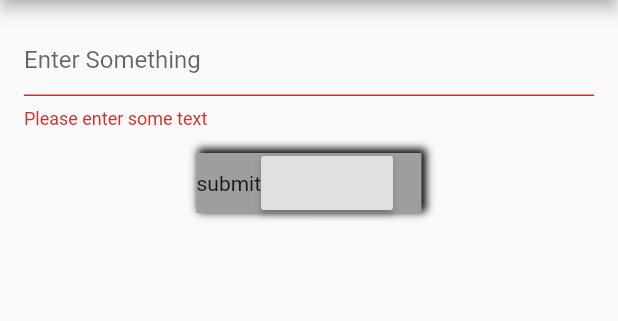
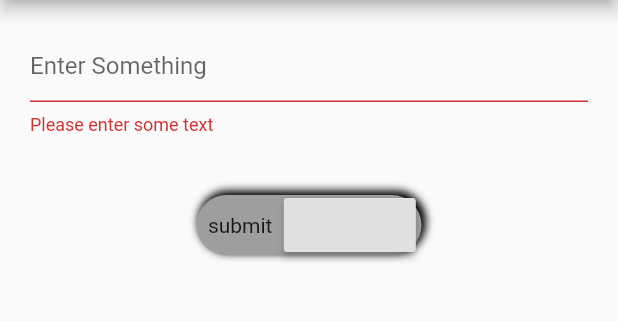
Before and after one commit to JulioRodriguezR/flutter-form, a Flutter app: the screen it shows after launch, after a tap on "submit", on a phone screen of 412 x 824 dp, the part 84-405 px from its top. Run offline on Flutter 3.47's test engine with Material 2 defaults, Android fonts, the phone set to English and light mode, and no system bars.

Commit message:
Add margin to custom button

```diff
--- a/lib/src/screens/myCustomForm.dart
+++ b/lib/src/screens/myCustomForm.dart
@@ -28,7 +28,7 @@ class MyCustomFormState extends State<MyCustomForm> {
           CustomRaisedButton(
             txt: Text('submit'),
             snackBar: Text('Processing Data'),
-            formKey: _formKey,
+            validator: _formKey,
             width: 150,
             height: 40,
             color: Colors.grey,
@@ -42,7 +42,7 @@ class MyCustomFormState extends State<MyCustomForm> {
 
 Widget allTextFieldWithMargin() {
   return Container(
-    margin: new EdgeInsets.all(16.0),
+    margin: new EdgeInsets.all(20.0),
     child: Column(
       children: <Widget>[
         new TextFormField(
--- a/lib/src/widgets/customRaisedButton.dart
+++ b/lib/src/widgets/customRaisedButton.dart
@@ -3,7 +3,7 @@ import 'package:flutter/material.dart';
 class CustomRaisedButton extends StatelessWidget {
   final Text txt;
   final Text snackBar;
-  final GlobalKey<FormState> formKey;
+  final GlobalKey<FormState> validator;
   final double width;
   final double height;
   final Color color;
@@ -15,7 +15,7 @@ class CustomRaisedButton extends StatelessWidget {
       {Key key,
       @required this.txt,
       @required this.snackBar,
-      @required this.formKey,
+      @required this.validator,
       @required this.width,
       @required this.height,
       @required this.color,
@@ -31,8 +31,15 @@ class CustomRaisedButton extends StatelessWidget {
       child: Container(
         width: width,
         height: height,
+        margin: const EdgeInsets.only(top: 20.0),
         decoration: BoxDecoration(
           color: color,
+          borderRadius: BorderRadius.only(
+            topRight: Radius.circular(height / 2),
+            topLeft: Radius.circular(height / 2),
+            bottomRight: Radius.circular(height / 2),
+            bottomLeft: Radius.circular(height / 2),
+          ),
           boxShadow: [
             BoxShadow(
               color: Colors.black,
@@ -43,13 +50,14 @@ class CustomRaisedButton extends StatelessWidget {
           ],
         ),
         child: Row(
+          mainAxisAlignment: MainAxisAlignment.spaceEvenly,
           children: <Widget>[
             leadingIcon ?? Container(),
             txt,
             finalIcon ?? Offstage(),
             RaisedButton(
               onPressed: () {
-                if (formKey.currentState.validate()) {
+                if (validator.currentState.validate()) {
                   Scaffold.of(context).showSnackBar(
                     SnackBar(
                       content: snackBar,
```
